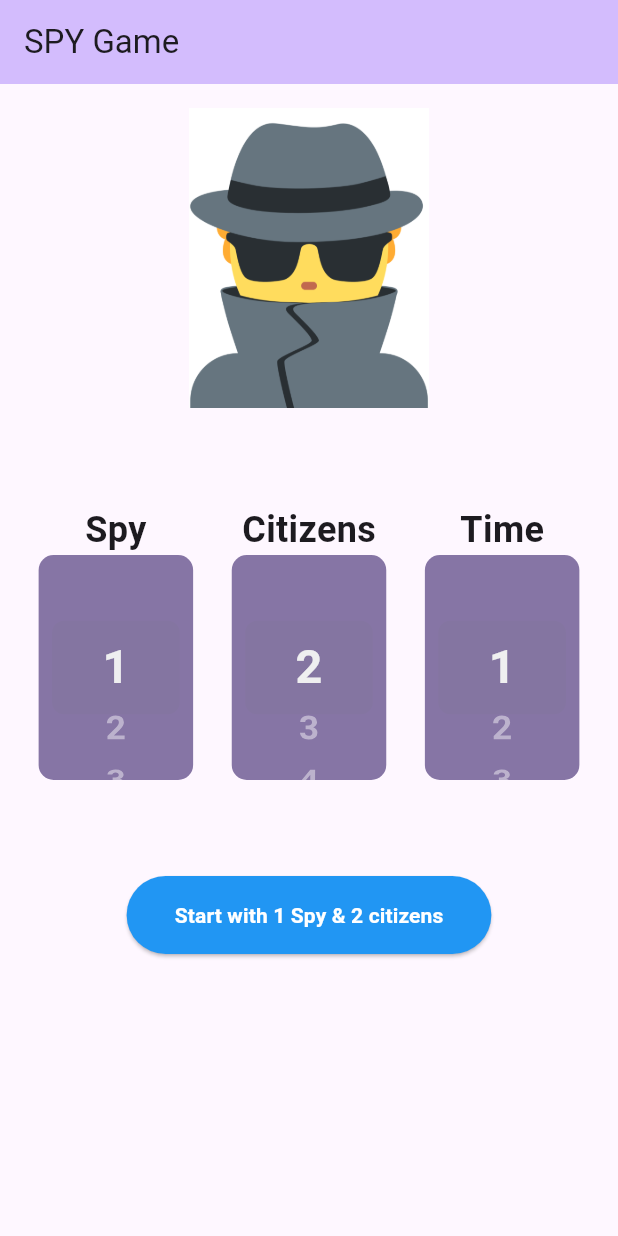
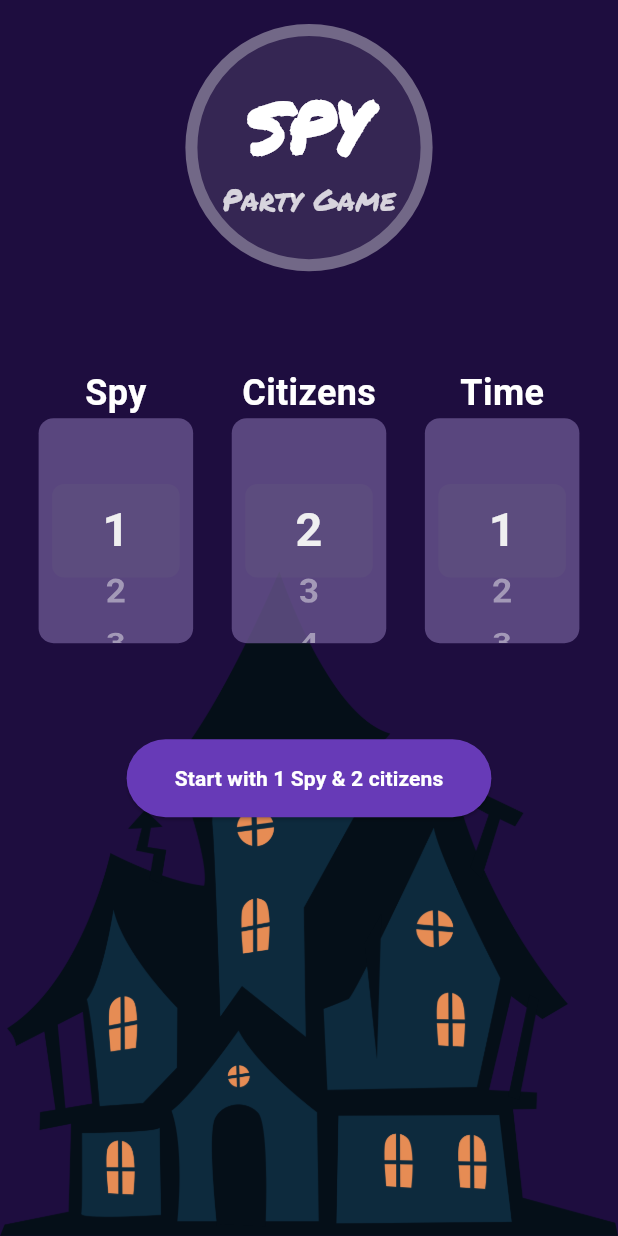
Before and after one commit to miladdiaz/spy_game, a Flutter app: the screen it shows after launch, on a phone screen of 412 x 824 dp. Run offline on Flutter 3.47's test engine with Material 3 defaults, Android fonts, the phone set to English and light mode, and no system bars; our stand-ins replace flutter_riverpod.

Commit message:
update ui

```diff
--- a/lib/models/game.dart
+++ b/lib/models/game.dart
@@ -18,7 +18,7 @@ class Game {
     this.currentPlayerIndex = 0,
     this.players = const [],
     this.state = 'idle',
-    this.time = const Duration(minutes: 5),
+    this.time = const Duration(minutes: 1),
   });
 
   Game copyWith({
--- a/lib/providers/game_provider.dart
+++ b/lib/providers/game_provider.dart
@@ -59,7 +59,7 @@ class GameNotifier extends Notifier<Game> {
   }
 
   void startTimer() {
-    state = state.copyWith(state: "timer");
+    state = state.copyWith(state: "timer", isShowWord: false);
   }
 
   void nextPlayer() {
--- a/lib/screens/home_screen.dart
+++ b/lib/screens/home_screen.dart
@@ -3,6 +3,7 @@ import 'package:flutter_riverpod/flutter_riverpod.dart';
 import 'package:spy_game/providers/game_provider.dart';
 import 'package:spy_game/widgets/button.dart';
 import 'package:spy_game/widgets/counter.dart';
+import 'package:spy_game/widgets/logo.dart';
 
 class HomeScreen extends ConsumerWidget {
   const HomeScreen({super.key, t});
@@ -13,17 +14,20 @@ class HomeScreen extends ConsumerWidget {
     final gameNotifier = ref.read(gameNotifierProvider.notifier);
 
     return Scaffold(
-      appBar: AppBar(
-        backgroundColor: Theme.of(context).colorScheme.inversePrimary,
-        title: const Text('SPY Game'),
+      backgroundColor: const Color.fromARGB(255, 30, 13, 63),
+      body: SafeArea(
+        child: Container(
+          decoration: const BoxDecoration(
+            image: DecorationImage(
+              image: AssetImage("assets/images/dark_house.png"),
+              fit: BoxFit.contain,
+              alignment: Alignment.bottomCenter,
             ),
-      body: Column(
+          ),
+          child: Column(
             children: [
               const SizedBox(height: 16),
-          Image.asset(
-            'assets/images/spy.png',
-            height: 200,
-          ),
+              const Logo(),
               const SizedBox(height: 64),
               Row(
                 mainAxisAlignment: MainAxisAlignment.spaceEvenly,
@@ -60,6 +64,8 @@ class HomeScreen extends ConsumerWidget {
               ),
             ],
           ),
+        ),
+      ),
     );
   }
 }
--- a/lib/widgets/button.dart
+++ b/lib/widgets/button.dart
@@ -9,7 +9,7 @@ class Button extends StatelessWidget {
     super.key,
     required this.onPressed,
     required this.label,
-    this.color = Colors.blue,
+    this.color = Colors.deepPurple,
   });
 
   @override
--- a/lib/widgets/counter.dart
+++ b/lib/widgets/counter.dart
@@ -26,6 +26,7 @@ class Counter extends StatelessWidget {
           style: const TextStyle(
             fontSize: 24,
             fontWeight: FontWeight.bold,
+            color: Colors.white,
           ),
         ),
         SizedBox(
--- /dev/null
+++ b/lib/widgets/logo.dart
@@ -0,0 +1,45 @@
+import 'package:flutter/material.dart';
+
+class Logo extends StatelessWidget {
+  const Logo({super.key});
+
+  @override
+  Widget build(BuildContext context) {
+    return Container(
+      width: MediaQuery.of(context).size.width * 0.4,
+      height: MediaQuery.of(context).size.width * 0.4,
+      decoration: BoxDecoration(
+        borderRadius: BorderRadius.circular(100.0),
+        border: Border.all(
+          width: 8.0,
+          color: Colors.white.withOpacity(0.3),
+        ),
+        color: Colors.white.withOpacity(0.1),
+      ),
+      child: Center(
+        child: Column(
+          mainAxisAlignment: MainAxisAlignment.center,
+          children: [
+            const Text(
+              'SPY',
+              style: TextStyle(
+                fontSize: 48,
+                fontWeight: FontWeight.bold,
+                color: Colors.white,
+                fontFamily: "Permanent Marker",
+              ),
+            ),
+            Text(
+              'Party Game',
+              style: TextStyle(
+                fontSize: 20,
+                color: Colors.white.withOpacity(0.8),
+                fontFamily: "Permanent Marker",
+              ),
+            ),
+          ],
+        ),
+      ),
+    );
+  }
+}
--- a/lib/widgets/timer.dart
+++ b/lib/widgets/timer.dart
@@ -42,10 +42,9 @@ class _TimerWidgetState extends State<TimerWidget> {
   @override
   Widget build(BuildContext context) {
     return Container(
-      height: MediaQuery.of(context).size.width * 0.80,
-      width: MediaQuery.of(context).size.width * 0.80,
+      margin: const EdgeInsets.all(8),
       decoration: BoxDecoration(
-        color: Theme.of(context).colorScheme.primary.withOpacity(0.8),
+        color: Colors.deepPurple.withOpacity(0.4),
         borderRadius: BorderRadius.circular(10),
       ),
       child: Center(
```
Also changed, not shown: lib/screens/play_screen.dart (+51 -27 lines), lib/widgets/player.dart (added, +82 -0 lines), lib/widgets/sidebar.dart (added, +66 -0 lines), lib/widgets/word_box.dart (+13 -26 lines). Lines whose indentation alone changed are shown as unchanged.
